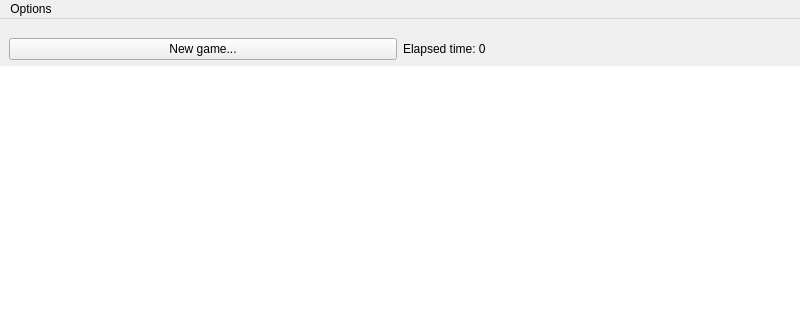
Qt form mainwindow.ui (Venemo/puzzle-master) before a commit; both pictures show x 0 to 800 and y 0 to 320 of the 800 by 480 pixel window.
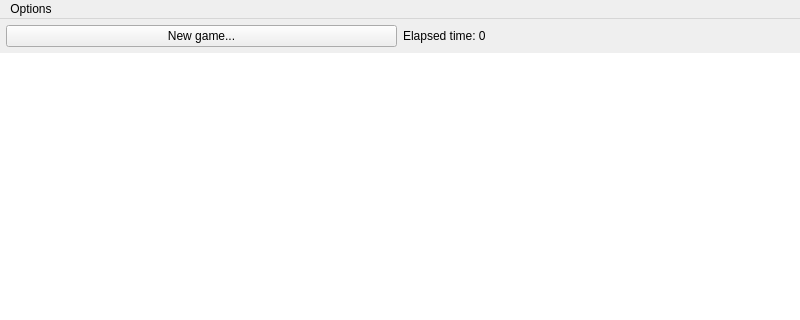
The same form after that commit. Icons and pictures are not drawn.

Commit message: Fixed the layout of the main window

The edit to the form file:
```diff
--- a/mainwindow.ui
+++ b/mainwindow.ui
@@ -25,6 +25,9 @@
     <property name="leftMargin">
      <number>0</number>
     </property>
+    <property name="topMargin">
+     <number>6</number>
+    </property>
     <property name="rightMargin">
      <number>0</number>
     </property>
@@ -34,13 +37,13 @@
     <item>
      <layout class="QHBoxLayout" name="horizontalLayout">
       <property name="leftMargin">
-       <number>9</number>
+       <number>6</number>
       </property>
       <property name="topMargin">
-       <number>8</number>
+       <number>0</number>
       </property>
       <property name="rightMargin">
-       <number>9</number>
+       <number>6</number>
       </property>
       <item>
        <widget class="QPushButton" name="btnOpenImage">
```
